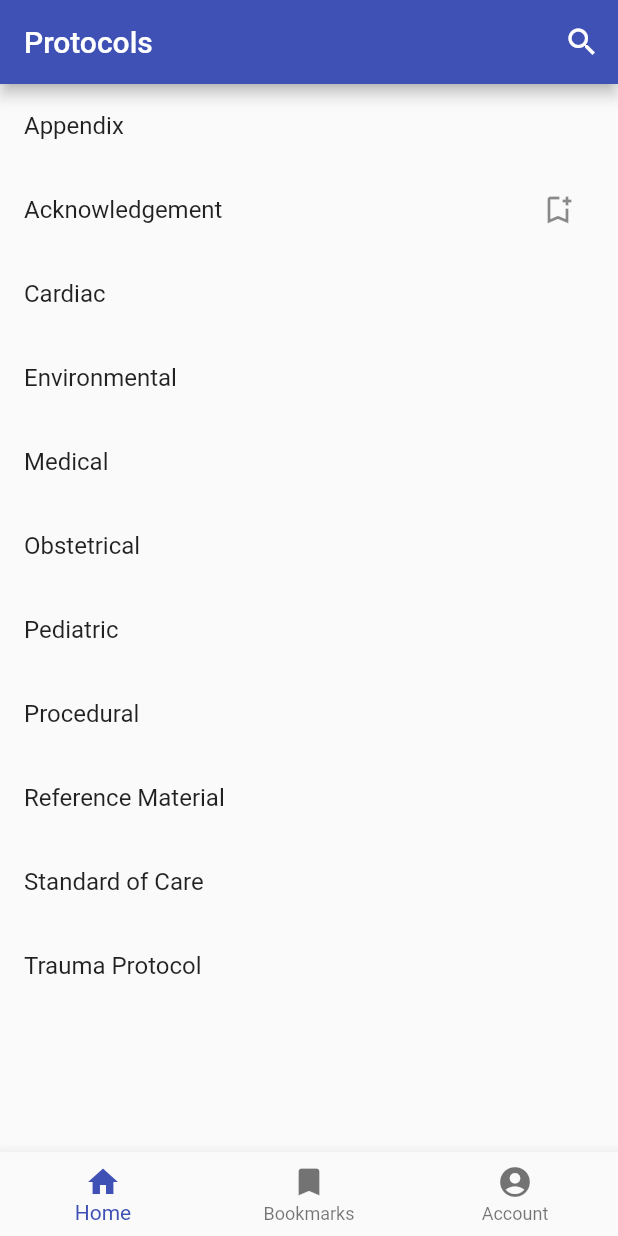
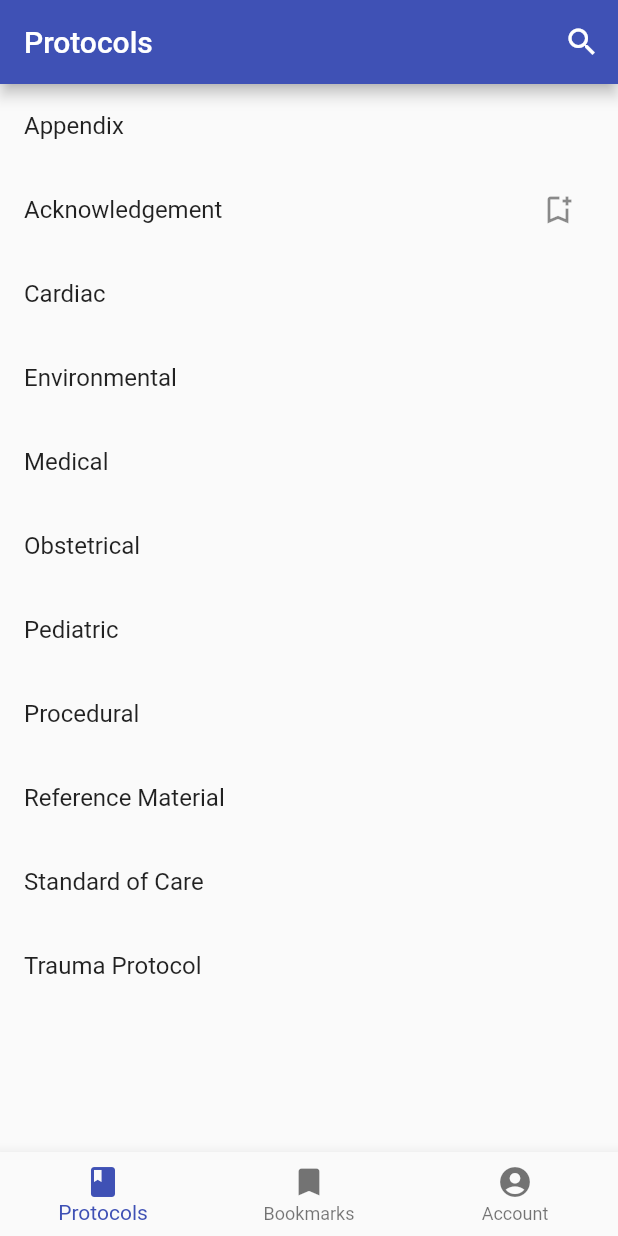
Before and after one commit to fivemoreminix/ems-protocols, a Flutter app: the screen it shows after launch, on a phone screen of 412 x 824 dp. Run offline on Flutter 3.47's test engine with Material 2 defaults, Android fonts, the phone set to English and light mode, and no system bars; accounts and stored records are empty.

Commit message:
Update bottom nav bar

```diff
--- a/lib/root.dart
+++ b/lib/root.dart
@@ -50,8 +50,8 @@ class _RootPageState extends State<RootPage> {
         }),
         items: const [
           BottomNavigationBarItem(
-            label: 'Home',
-            icon: Icon(Icons.home),
+            label: 'Protocols',
+            icon: Icon(Icons.book),
           ),
           BottomNavigationBarItem(
             label: 'Bookmarks',
```
